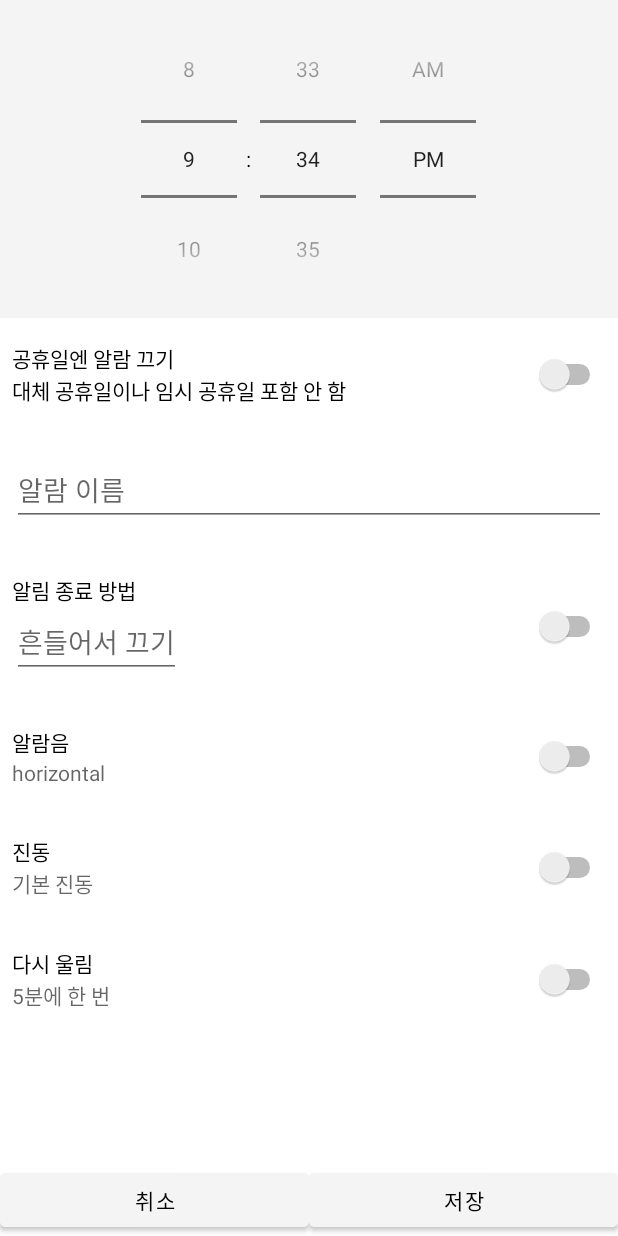
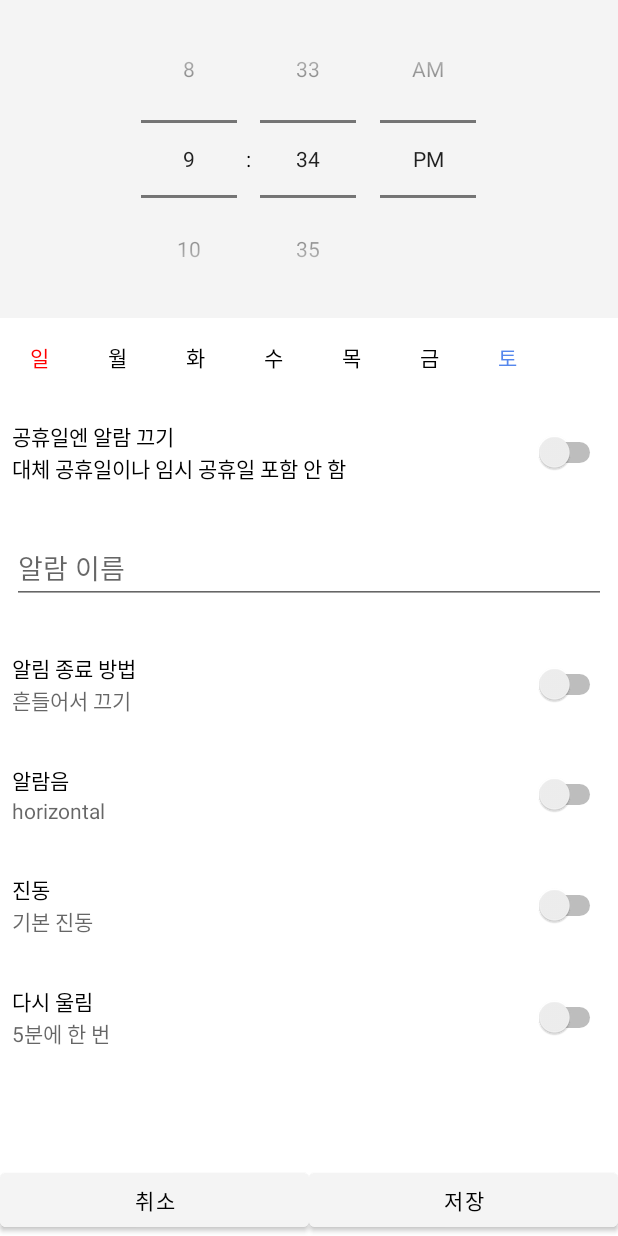
Before and after one commit to Grusie/MiracleAlarm, an Android app: the CreateAlarmActivity screen opened directly, with no data from a screen before it, on a phone screen of 412 x 824 dp. Run offline under Robolectric (Android 15) with nearby library versions, the phone set to English and light mode, and no system bars; our stand-ins replace Room's generated code, data binding.

Commit message:
23.04.24
- 기본 구조 MVVM패턴 적용
-> 라이브데이터가 정상적으로 작동하지 않던 버그 수정

- Date리사이클러뷰 UI 추가
-> Selector를 코드로 구현

```diff
--- /dev/null
+++ b/app/src/main/java/com/example/miraclealarm/AlarmDateAdapter.kt
@@ -0,0 +1,52 @@
+package com.example.miraclealarm
+
+import android.content.Context
+import android.content.res.ColorStateList
+import android.graphics.drawable.ColorDrawable
+import android.graphics.drawable.StateListDrawable
+import android.view.LayoutInflater
+import android.view.View
+import android.view.ViewGroup
+import android.widget.BaseAdapter
+import androidx.appcompat.view.menu.ActionMenuItemView
+import androidx.core.content.ContextCompat
+import androidx.recyclerview.widget.RecyclerView
+import com.example.miraclealarm.databinding.ItemAlarmDateBinding
+
+class AlarmDateAdapter(private val context: Context, private val data: Array<String>) :
+    RecyclerView.Adapter<ViewHolder>() {
+    override fun onCreateViewHolder(parent: ViewGroup, viewType: Int): ViewHolder {
+        val binding = ItemAlarmDateBinding.inflate(LayoutInflater.from(context))
+        return ViewHolder(binding)
+    }
+
+    override fun getItemCount(): Int {
+        return data.size
+    }
+
+    override fun onBindViewHolder(holder: ViewHolder, position: Int) {
+        holder.bind(data[position], position)
+    }
+
+}
+class ViewHolder(private val binding: ItemAlarmDateBinding) : RecyclerView.ViewHolder(binding.root){
+    fun bind(data: String, position: Int){
+
+        val checkedColor = ContextCompat.getColor(binding.root.context,R.color.blue)
+        val color = when(position){
+            0 -> {
+                ContextCompat.getColor(binding.root.context,R.color.red)
+            }
+            6 -> {
+                ContextCompat.getColor(binding.root.context,R.color.light_blue)
+            }
+            else -> {
+                ContextCompat.getColor(binding.root.context,R.color.black)
+            }
+        }
+        val colorSelector = ColorStateList(arrayOf(intArrayOf(android.R.attr.state_checked), intArrayOf(-android.R.attr.state_checked)), intArrayOf(checkedColor,color))
+        binding.cbItemDate.text = data
+
+        binding.cbItemDate.setTextColor(colorSelector)
+    }
+}
--- a/app/src/main/java/com/example/miraclealarm/CreateAlarmActivity.kt
+++ b/app/src/main/java/com/example/miraclealarm/CreateAlarmActivity.kt
@@ -2,12 +2,11 @@ package com.example.miraclealarm
 
 import android.os.Build
 import android.os.Bundle
-import android.text.Editable
-import android.text.TextWatcher
-import android.util.Log
 import androidx.appcompat.app.AppCompatActivity
 import androidx.databinding.DataBindingUtil
 import androidx.lifecycle.ViewModelProvider
+import androidx.recyclerview.widget.LinearLayoutManager
+import androidx.recyclerview.widget.RecyclerView.LayoutManager
 import com.example.miraclealarm.databinding.ActivityCreateAlarmBinding
 import java.text.SimpleDateFormat
 import java.time.LocalDate
@@ -34,21 +33,28 @@ class CreateAlarmActivity : AppCompatActivity() {
     private fun initUi() {
         alarmId = intent.getIntExtra("id", -1)
         alarmViewModel = ViewModelProvider(this)[AlarmViewModel::class.java]
-/*        alarmViewModel.getAlarmById(alarmId).observe(this){it ->
-            alarmViewModel.alarm.value = it
-        }*/
 
+        alarmViewModel.initAlarmData(alarmId)
+
+        binding.lifecycleOwner = this
         binding.apply {
+            val date = resources.getStringArray(R.array.array_date)
+
+            val adapter = AlarmDateAdapter(this@CreateAlarmActivity, date)
+            rvAlarmDate.adapter = adapter
+            rvAlarmDate.layoutManager = LinearLayoutManager(this@CreateAlarmActivity, LinearLayoutManager.HORIZONTAL, false)
+
+
             viewModel = alarmViewModel
-            alarmViewModel.initAlarmData(alarmId)
+
 
             viewModel?.timePickerToTime(tpAlarmTime.hour, tpAlarmTime.minute)
             tpAlarmTime.setOnTimeChangedListener { timePicker, hour, minute ->
                 viewModel?.timePickerToTime(hour, minute)
             }
 
-            viewModel?.alarm?.observe(this@CreateAlarmActivity){it ->
-                if(it != null) {
+            viewModel?.alarm?.observe(this@CreateAlarmActivity) { it ->
+                if (it != null) {
                     viewModel?.logLine("alarm Object : ", "$it")
                     if (it.time.isNotEmpty()) {
                         val cal = Calendar.getInstance()
@@ -79,10 +85,14 @@ class CreateAlarmActivity : AppCompatActivity() {
                     //date = lvAlarmDate
                     holiday = viewModel?.flagHoliday?.value == true
                     flag = false
-                    sound = if (binding.viewModel?.flagSound?.value == true) tvSoundSub.text.toString() else ""
-                    vibrate = if (binding.viewModel?.flagVibe?.value == true) tvVibeSub.text.toString() else ""
-                    off_way = if (binding.viewModel?.flagOffWay?.value == true) tvOffWaySub.text.toString() else ""
-                    repeat = if (binding.viewModel?.flagRepeat?.value == true) tvRepeatSub.text.toString() else ""
+                    sound =
+                        if (binding.viewModel?.flagSound?.value == true) tvSoundSub.text.toString() else ""
+                    vibrate =
+                        if (binding.viewModel?.flagVibe?.value == true) tvVibeSub.text.toString() else ""
+                    off_way =
+                        if (binding.viewModel?.flagOffWay?.value == true) tvOffWaySub.text.toString() else ""
+                    repeat =
+                        if (binding.viewModel?.flagRepeat?.value == true) tvRepeatSub.text.toString() else ""
                 }
                 viewModel?.updateAlarmData()
                 finish()
--- /dev/null
+++ b/app/src/main/res/color/date_text_selector.xml
@@ -0,0 +1,5 @@
+<?xml version="1.0" encoding="utf-8"?>
+<selector xmlns:android="http://schemas.android.com/apk/res/android">
+    <item android:state_checked="true" android:color="@color/blue"/>
+    <item android:state_checked="false" android:color="@color/black"/>
+</selector>
--- /dev/null
+++ b/app/src/main/res/drawable/date_border_selector.xml
@@ -0,0 +1,13 @@
+<?xml version="1.0" encoding="utf-8"?>
+<selector xmlns:android="http://schemas.android.com/apk/res/android">
+    <item android:state_checked="true">
+        <shape>
+            <stroke android:width="1dp" android:color="@color/blue"/>
+            <corners android:radius="30dp"/>
+        </shape>
+    </item>
+    <item android:state_checked="false">
+        <shape>
+        </shape>
+    </item>
+</selector>
--- a/app/src/main/res/layout/activity_create_alarm.xml
+++ b/app/src/main/res/layout/activity_create_alarm.xml
@@ -33,11 +33,14 @@
                 android:layout_width="match_parent"
                 android:layout_height="match_parent">
 
-                <ListView
-                    android:id="@+id/lv_alarm_date"
+                <androidx.recyclerview.widget.RecyclerView
+                    android:id="@+id/rv_alarm_date"
                     android:layout_width="match_parent"
+                    app:layout_constraintStart_toStartOf="parent"
+                    app:layout_constraintEnd_toEndOf="parent"
                     android:layout_height="wrap_content"
-                    app:layout_constraintTop_toTopOf="parent" />
+                    app:layout_constraintTop_toTopOf="parent"
+                    tools:listitem="@layout/item_alarm_date" />
 
                 <androidx.constraintlayout.widget.ConstraintLayout
                     android:id="@+id/cl_holiday"
@@ -45,7 +48,7 @@
                     android:layout_height="wrap_content"
                     android:paddingHorizontal="@dimen/padding_half"
                     android:paddingVertical="@dimen/padding_default"
-                    app:layout_constraintTop_toBottomOf="@id/lv_alarm_date">
+                    app:layout_constraintTop_toBottomOf="@id/rv_alarm_date">
 
                     <TextView
                         android:id="@+id/tv_holiday_title"
@@ -111,7 +114,7 @@
                         app:layout_constraintStart_toStartOf="parent"
                         app:layout_constraintTop_toTopOf="parent" />
 
-                    <EditText
+                    <TextView
                         android:id="@+id/tv_offWay_sub"
                         android:layout_width="wrap_content"
                         android:layout_height="wrap_content"
--- /dev/null
+++ b/app/src/main/res/layout/item_alarm_date.xml
@@ -0,0 +1,21 @@
+<?xml version="1.0" encoding="utf-8"?>
+<layout xmlns:android="http://schemas.android.com/apk/res/android">
+    <data>
+
+    </data>
+<androidx.appcompat.widget.LinearLayoutCompat
+    android:layout_width="wrap_content"
+    android:layout_height="wrap_content">
+
+    <CheckBox
+        android:id="@+id/cb_item_date"
+        android:layout_width="wrap_content"
+        android:layout_height="wrap_content"
+        android:textAlignment="center"
+        android:button="@null"
+        android:background="@drawable/date_border_selector"
+        android:layout_margin="@dimen/margin_quarter"
+        android:buttonTint="@color/blue"
+        />
+</androidx.appcompat.widget.LinearLayoutCompat>
+</layout>
--- a/app/src/main/res/values/colors.xml
+++ b/app/src/main/res/values/colors.xml
@@ -9,4 +9,7 @@
     <color name="white">#FFFFFFFF</color>
 
     <color name="gray">#FFF4F4F4</color>
+    <color name="light_blue">#FF5587ED</color>
+    <color name="blue">#FF3163C9</color>
+    <color name="red">#FFFF0000</color>
 </resources>
--- a/app/src/main/res/values/dimens.xml
+++ b/app/src/main/res/values/dimens.xml
@@ -2,6 +2,7 @@
 <resources>
     <dimen name="margin_default">16dp</dimen>
     <dimen name="padding_default">16dp</dimen>
+    <dimen name="margin_quarter">2dp</dimen>
     <dimen name="margin_half">8dp</dimen>
     <dimen name="padding_half">8dp</dimen>
     <dimen name="margin_large">24dp</dimen>
--- a/app/src/main/res/values/strings.xml
+++ b/app/src/main/res/values/strings.xml
@@ -13,4 +13,14 @@
     <string name="string_save">저장</string>
     <string name="string_cancel">취소</string>
     <string name="string_disabled">사용 안함</string>
+
+    <string-array name="array_date">
+        <item>일</item>
+        <item>월</item>
+        <item>화</item>
+        <item>수</item>
+        <item>목</item>
+        <item>금</item>
+        <item>토</item>
+    </string-array>
 </resources>
```
